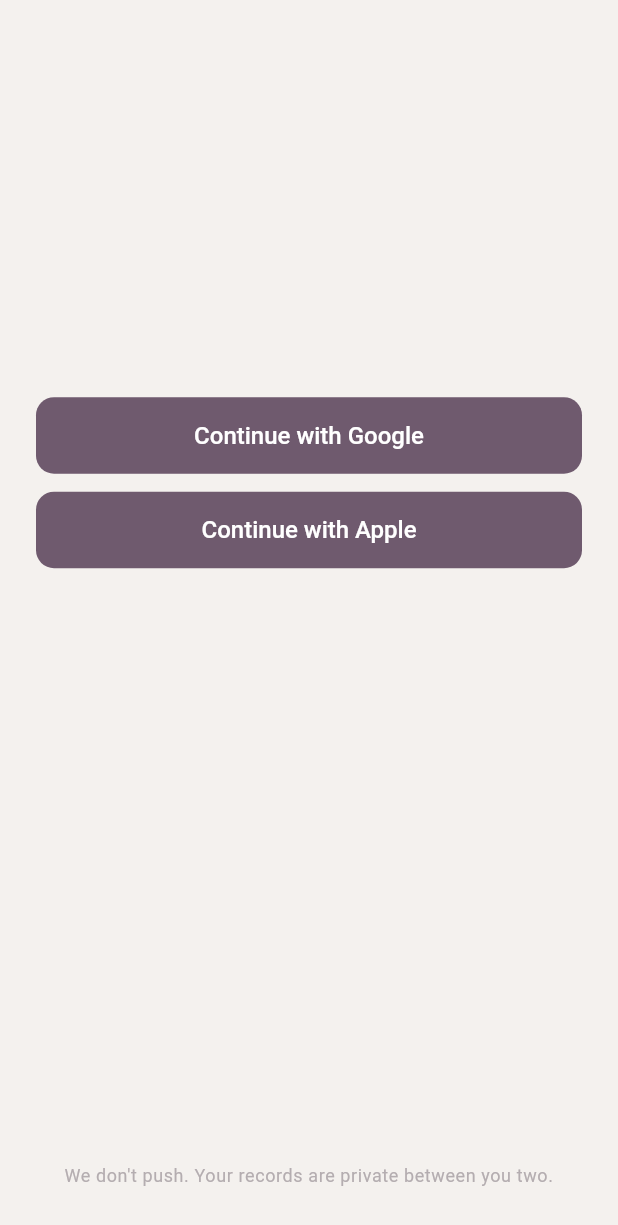
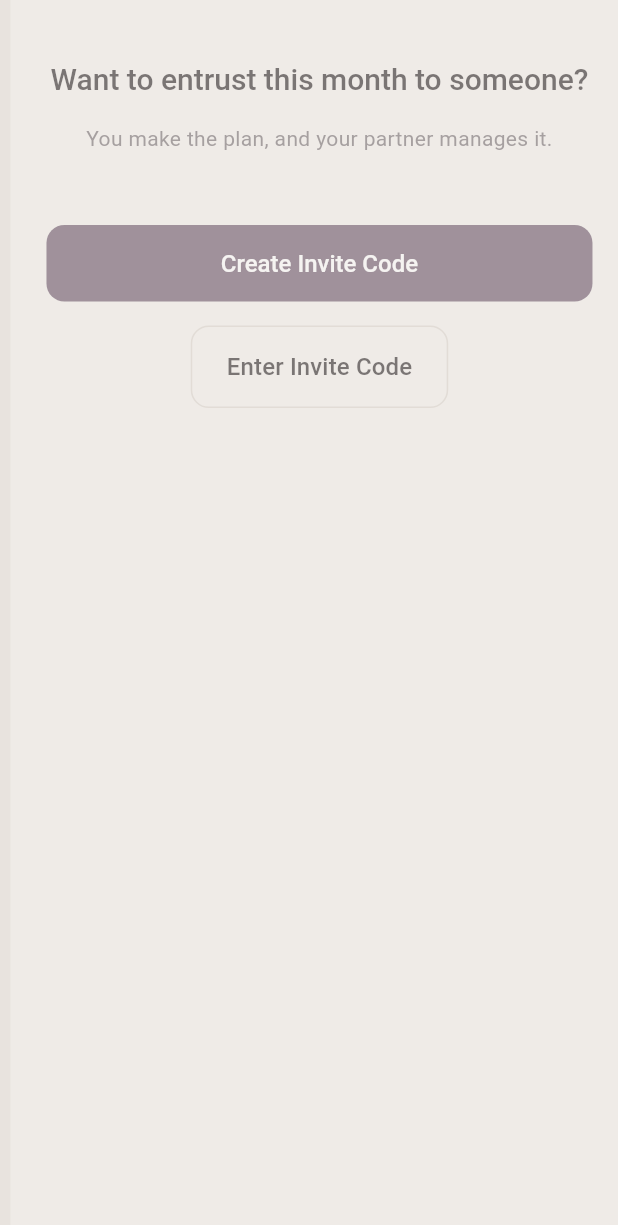
Before and after one commit to iplepine/nodtry, a Flutter app: the screen it shows after launch, after a tap on "Continue with Google", on a phone screen of 412 x 824 dp. Shown: the top 1225 px of the screen. Run offline on Flutter 3.47's test engine with Material 3 defaults, Android fonts, the light colour scheme and no system bars.

Commit message:
feat: Connect 화면 구현 및 스플래시-로그인 통합
- Connect 화면 구현
  - 초대 코드 생성/입력 기능
  - 연결 대기 상태 UI
  - 신뢰 형성 중심 디자인
  - 다국어 지원 (영어/한국어)

- 스플래시-로그인 화면 통합
  - 두 단계 화면 전환 제거
  - 메시지 위로 슬라이드 애니메이션
  - 로그인 버튼 아래에서 슬라이드 애니메이션
  - 부드러운 easing curve 적용 (2초 애니메이션)

- 다국어 문자열 추가
  - Connect 화면 관련 모든 텍스트
  - 초대 코드, 연결 요청 등

- 애니메이션 개선
  - easeOutCubic, easeInOut 적용
  - 자연스러운 타이밍 조정

```diff
--- a/lib/l10n/app_en.arb
+++ b/lib/l10n/app_en.arb
@@ -19,5 +19,53 @@
   "privacyMessage": "We don't push. Your records are private between you two.",
   "@privacyMessage": {
     "description": "Privacy message shown at bottom of login screen"
+  },
+  "connectHeadline": "Want to entrust this month to someone?",
+  "@connectHeadline": {
+    "description": "Headline on connect screen"
+  },
+  "connectSubtitle": "You make the plan, and your partner manages it.",
+  "@connectSubtitle": {
+    "description": "Subtitle on connect screen"
+  },
+  "createInviteCode": "Create Invite Code",
+  "@createInviteCode": {
+    "description": "Button to create invite code"
+  },
+  "enterInviteCode": "Enter Invite Code",
+  "@enterInviteCode": {
+    "description": "Button to enter invite code"
+  },
+  "inviteCode": "Invite Code",
+  "@inviteCode": {
+    "description": "Label for invite code"
+  },
+  "copyCode": "Copy",
+  "@copyCode": {
+    "description": "Button to copy code"
+  },
+  "shareCode": "Share",
+  "@shareCode": {
+    "description": "Button to share code"
+  },
+  "codeCopied": "Code copied",
+  "@codeCopied": {
+    "description": "Message when code is copied"
+  },
+  "codeShareMessage": "Share this code with your partner",
+  "@codeShareMessage": {
+    "description": "Message below invite code"
+  },
+  "enterCodeBelow": "Enter the code below",
+  "@enterCodeBelow": {
+    "description": "Instruction to enter code"
+  },
+  "sendConnectionRequest": "Send Connection Request",
+  "@sendConnectionRequest": {
+    "description": "Button to send connection request"
+  },
+  "waitingForConnection": "Your partner is reviewing the connection",
+  "@waitingForConnection": {
+    "description": "Message while waiting for connection"
   }
 }
--- a/lib/l10n/app_localizations.dart
+++ b/lib/l10n/app_localizations.dart
@@ -127,6 +127,78 @@
   /// In en, this message translates to:
   /// **'We don\'t push. Your records are private between you two.'**
   String get privacyMessage;
+
+  /// Headline on connect screen
+  ///
+  /// In en, this message translates to:
+  /// **'Want to entrust this month to someone?'**
+  String get connectHeadline;
+
+  /// Subtitle on connect screen
+  ///
+  /// In en, this message translates to:
+  /// **'You make the plan, and your partner manages it.'**
+  String get connectSubtitle;
+
+  /// Button to create invite code
+  ///
+  /// In en, this message translates to:
+  /// **'Create Invite Code'**
+  String get createInviteCode;
+
+  /// Button to enter invite code
+  ///
+  /// In en, this message translates to:
+  /// **'Enter Invite Code'**
+  String get enterInviteCode;
+
+  /// Label for invite code
+  ///
+  /// In en, this message translates to:
+  /// **'Invite Code'**
+  String get inviteCode;
+
+  /// Button to copy code
+  ///
+  /// In en, this message translates to:
+  /// **'Copy'**
+  String get copyCode;
+
+  /// Button to share code
+  ///
+  /// In en, this message translates to:
+  /// **'Share'**
+  String get shareCode;
+
+  /// Message when code is copied
+  ///
+  /// In en, this message translates to:
+  /// **'Code copied'**
+  String get codeCopied;
+
+  /// Message below invite code
+  ///
+  /// In en, this message translates to:
+  /// **'Share this code with your partner'**
+  String get codeShareMessage;
+
+  /// Instruction to enter code
+  ///
+  /// In en, this message translates to:
+  /// **'Enter the code below'**
+  String get enterCodeBelow;
+
+  /// Button to send connection request
+  ///
+  /// In en, this message translates to:
+  /// **'Send Connection Request'**
+  String get sendConnectionRequest;
+
+  /// Message while waiting for connection
+  ///
+  /// In en, this message translates to:
+  /// **'Your partner is reviewing the connection'**
+  String get waitingForConnection;
 }
 
 class _AppLocalizationsDelegate
--- a/lib/l10n/app_localizations_en.dart
+++ b/lib/l10n/app_localizations_en.dart
@@ -23,4 +23,41 @@
   @override
   String get privacyMessage =>
       'We don\'t push. Your records are private between you two.';
+
+  @override
+  String get connectHeadline => 'Want to entrust this month to someone?';
+
+  @override
+  String get connectSubtitle =>
+      'You make the plan, and your partner manages it.';
+
+  @override
+  String get createInviteCode => 'Create Invite Code';
+
+  @override
+  String get enterInviteCode => 'Enter Invite Code';
+
+  @override
+  String get inviteCode => 'Invite Code';
+
+  @override
+  String get copyCode => 'Copy';
+
+  @override
+  String get shareCode => 'Share';
+
+  @override
+  String get codeCopied => 'Code copied';
+
+  @override
+  String get codeShareMessage => 'Share this code with your partner';
+
+  @override
+  String get enterCodeBelow => 'Enter the code below';
+
+  @override
+  String get sendConnectionRequest => 'Send Connection Request';
+
+  @override
+  String get waitingForConnection => 'Your partner is reviewing the connection';
 }
--- /dev/null
+++ b/lib/screens/connect_screen.dart
@@ -0,0 +1,364 @@
+import 'package:flutter/material.dart';
+import 'package:flutter/services.dart';
+import '../l10n/app_localizations.dart';
+import '../theme/app_colors.dart';
+import '../widgets/primary_button.dart';
+
+enum ConnectState {
+  initial, // 초기 상태 - 코드 생성/입력 선택
+  codeGenerated, // 코드 생성됨 (초대자)
+  codeEntered, // 코드 입력됨 (참여자)
+  waiting, // 연결 대기 중
+  connected, // 연결 완료
+}
+
+class ConnectScreen extends StatefulWidget {
+  const ConnectScreen({super.key});
+
+  @override
+  State<ConnectScreen> createState() => _ConnectScreenState();
+}
+
+class _ConnectScreenState extends State<ConnectScreen> {
+  ConnectState _state = ConnectState.initial;
+  String _inviteCode = '';
+  final List<TextEditingController> _codeControllers = List.generate(
+    6,
+    (index) => TextEditingController(),
+  );
+  final List<FocusNode> _focusNodes = List.generate(6, (index) => FocusNode());
+
+  @override
+  void dispose() {
+    for (var controller in _codeControllers) {
+      controller.dispose();
+    }
+    for (var node in _focusNodes) {
+      node.dispose();
+    }
+    super.dispose();
+  }
+
+  void _generateCode() {
+    // 6자리 코드 생성 (숫자/영문)
+    const chars = '0123456789ABCDEFGHIJKLMNOPQRSTUVWXYZ';
+    final random = DateTime.now().millisecondsSinceEpoch;
+    final code = List.generate(6, (index) {
+      return chars[(random + index) % chars.length];
+    }).join();
+
+    setState(() {
+      _inviteCode = code;
+      _state = ConnectState.codeGenerated;
+    });
+  }
+
+  void _copyCode() {
+    Clipboard.setData(ClipboardData(text: _inviteCode));
+    ScaffoldMessenger.of(context).showSnackBar(
+      SnackBar(
+        content: Text(AppLocalizations.of(context)!.codeCopied),
+        duration: const Duration(seconds: 1),
+        backgroundColor: AppColors.surface,
+        behavior: SnackBarBehavior.floating,
+      ),
+    );
+  }
+
+  void _shareCode() {
+    // TODO: 공유 기능 구현
+    _copyCode();
+  }
+
+  void _onCodeChanged(int index, String value) {
+    if (value.isNotEmpty && index < 5) {
+      _focusNodes[index + 1].requestFocus();
+    }
+
+    // 모든 칸이 채워지면 연결 요청
+    if (_codeControllers.every((controller) => controller.text.isNotEmpty)) {
+      final enteredCode = _codeControllers.map((c) => c.text).join();
+      _submitCode(enteredCode);
+    }
+  }
+
+  void _submitCode(String code) {
+    setState(() {
+      _state = ConnectState.codeEntered;
+    });
+
+    // TODO: 서버에 연결 요청 전송
+    Future.delayed(const Duration(seconds: 1), () {
+      if (mounted) {
+        setState(() {
+          _state = ConnectState.waiting;
+        });
+      }
+    });
+  }
+
+  void _connectManually() {
+    final code = _codeControllers.map((c) => c.text).join();
+    if (code.length == 6) {
+      _submitCode(code);
+    }
+  }
+
+  @override
+  Widget build(BuildContext context) {
+    return Scaffold(
+      backgroundColor: AppColors.background,
+      body: SafeArea(
+        child: SingleChildScrollView(
+          padding: const EdgeInsets.symmetric(horizontal: 24),
+          child: Column(
+            crossAxisAlignment: CrossAxisAlignment.stretch,
+            children: [
+              const SizedBox(height: 40),
+
+              // 메인 메시지 영역
+              _buildMessageSection(),
+
+              const SizedBox(height: 48),
+
+              // 초기 상태: 코드 생성/입력 선택
+              if (_state == ConnectState.initial) _buildInitialOptions(),
+
+              // 코드 생성됨: 코드 표시
+              if (_state == ConnectState.codeGenerated) _buildCodeCard(),
+
+              // 코드 입력: 입력 필드
+              if (_state == ConnectState.codeEntered) _buildCodeInput(),
+
+              // 연결 대기 중
+              if (_state == ConnectState.waiting) _buildWaitingState(),
+
+              const SizedBox(height: 40),
+            ],
+          ),
+        ),
+      ),
+    );
+  }
+
+  Widget _buildMessageSection() {
+    return Column(
+      children: [
+        Text(
+          AppLocalizations.of(context)!.connectHeadline,
+          style: Theme.of(context).textTheme.headlineMedium?.copyWith(
+                color: AppColors.textPrimary,
+                fontWeight: FontWeight.w500,
+              ),
+          textAlign: TextAlign.center,
+        ),
+        const SizedBox(height: 16),
+        Text(
+          AppLocalizations.of(context)!.connectSubtitle,
+          style: Theme.of(context).textTheme.bodyMedium?.copyWith(
+                color: AppColors.textSecondary,
+              ),
+          textAlign: TextAlign.center,
+        ),
+      ],
+    );
+  }
+
+  Widget _buildInitialOptions() {
+    return Column(
+      children: [
+        PrimaryButton(
+          text: AppLocalizations.of(context)!.createInviteCode,
+          onPressed: _generateCode,
+        ),
+        const SizedBox(height: 16),
+        OutlinedButton(
+          onPressed: () {
+            setState(() {
+              _state = ConnectState.codeEntered;
+            });
+          },
+          style: OutlinedButton.styleFrom(
+            foregroundColor: AppColors.textPrimary,
+            side: BorderSide(color: AppColors.divider),
+            padding: const EdgeInsets.symmetric(horizontal: 24, vertical: 16),
+            shape: RoundedRectangleBorder(
+              borderRadius: BorderRadius.circular(12),
+            ),
+          ),
+          child: Text(
+            AppLocalizations.of(context)!.enterInviteCode,
+            style: const TextStyle(
+              fontSize: 16,
+              fontWeight: FontWeight.w500,
+            ),
+          ),
+        ),
+      ],
+    );
+  }
+
+  Widget _buildCodeCard() {
+    return Container(
+      padding: const EdgeInsets.all(24),
+      decoration: BoxDecoration(
+        color: AppColors.surface,
+        borderRadius: BorderRadius.circular(16),
+      ),
+      child: Column(
+        children: [
+          Text(
+            AppLocalizations.of(context)!.inviteCode,
+            style: Theme.of(context).textTheme.bodyMedium?.copyWith(
+                  color: AppColors.textSecondary,
+                ),
+          ),
+          const SizedBox(height: 16),
+          // 코드 표시
+          Text(
+            _inviteCode,
+            style: Theme.of(context).textTheme.displaySmall?.copyWith(
+                  color: AppColors.primary,
+                  fontWeight: FontWeight.w600,
+                  letterSpacing: 4,
+                ),
+          ),
+          const SizedBox(height: 24),
+          Row(
+            children: [
+              Expanded(
+                child: OutlinedButton.icon(
+                  onPressed: _copyCode,
+                  icon: const Icon(Icons.copy, size: 18),
+                  label: Text(AppLocalizations.of(context)!.copyCode),
+                  style: OutlinedButton.styleFrom(
+                    foregroundColor: AppColors.textPrimary,
+                    side: BorderSide(color: AppColors.divider),
+                    padding: const EdgeInsets.symmetric(vertical: 12),
+                    shape: RoundedRectangleBorder(
+                      borderRadius: BorderRadius.circular(12),
+                    ),
+                  ),
+                ),
+              ),
+              const SizedBox(width: 12),
+              Expanded(
+                child: ElevatedButton.icon(
+                  onPressed: _shareCode,
+                  icon: const Icon(Icons.share, size: 18),
+                  label: Text(AppLocalizations.of(context)!.shareCode),
+                  style: ElevatedButton.styleFrom(
+                    backgroundColor: AppColors.primary,
+                    foregroundColor: Colors.white,
+                    elevation: 0,
+                    padding: const EdgeInsets.symmetric(vertical: 12),
+                    shape: RoundedRectangleBorder(
+                      borderRadius: BorderRadius.circular(12),
+                    ),
+                  ),
+                ),
+              ),
+            ],
+          ),
+          const SizedBox(height: 16),
+          Text(
+            AppLocalizations.of(context)!.codeShareMessage,
+            style: Theme.of(context).textTheme.bodySmall?.copyWith(
+                  color: AppColors.textSecondary,
+                ),
+            textAlign: TextAlign.center,
+          ),
+        ],
+      ),
+    );
+  }
+
+  Widget _buildCodeInput() {
+    return Column(
+      children: [
+        Text(
+          AppLocalizations.of(context)!.enterCodeBelow,
+          style: Theme.of(context).textTheme.bodyMedium?.copyWith(
+                color: AppColors.textSecondary,
+              ),
+          textAlign: TextAlign.center,
+        ),
+        const SizedBox(height: 24),
+        // 6칸 코드 입력 필드
+        Row(
+          mainAxisAlignment: MainAxisAlignment.spaceBetween,
+          children: List.generate(6, (index) {
+            return SizedBox(
+              width: 48,
+              child: TextField(
+                controller: _codeControllers[index],
+                focusNode: _focusNodes[index],
+                textAlign: TextAlign.center,
+                maxLength: 1,
+                style: Theme.of(context).textTheme.headlineMedium?.copyWith(
+                      color: AppColors.textPrimary,
+                      fontWeight: FontWeight.w600,
+                    ),
+                decoration: InputDecoration(
+                  counterText: '',
+                  filled: true,
+                  fillColor: AppColors.surface,
+                  border: OutlineInputBorder(
+                    borderRadius: BorderRadius.circular(12),
+                    borderSide: BorderSide(color: AppColors.divider),
+                  ),
+                  enabledBorder: OutlineInputBorder(
+                    borderRadius: BorderRadius.circular(12),
+                    borderSide: BorderSide(color: AppColors.divider),
+                  ),
+                  focusedBorder: OutlineInputBorder(
+                    borderRadius: BorderRadius.circular(12),
+                    borderSide: BorderSide(color: AppColors.primary, width: 2),
+                  ),
+                ),
+                onChanged: (value) => _onCodeChanged(index, value),
+                keyboardType: TextInputType.text,
+                textCapitalization: TextCapitalization.characters,
+              ),
+            );
+          }),
+        ),
+        const SizedBox(height: 32),
+        PrimaryButton(
+          text: AppLocalizations.of(context)!.sendConnectionRequest,
+          onPressed: _connectManually,
+        ),
+      ],
+    );
+  }
+
+  Widget _buildWaitingState() {
+    return Container(
+      padding: const EdgeInsets.all(32),
+      decoration: BoxDecoration(
+        color: AppColors.surface,
+        borderRadius: BorderRadius.circular(16),
+      ),
+      child: Column(
+        children: [
+          SizedBox(
+            width: 40,
+            height: 40,
+            child: CircularProgressIndicator(
+              strokeWidth: 3,
+              valueColor: AlwaysStoppedAnimation<Color>(AppColors.primary),
+            ),
+          ),
+          const SizedBox(height: 24),
+          Text(
+            AppLocalizations.of(context)!.waitingForConnection,
+            style: Theme.of(context).textTheme.bodyLarge?.copyWith(
+                  color: AppColors.textPrimary,
+                ),
+            textAlign: TextAlign.center,
+          ),
+        ],
+      ),
+    );
+  }
+}
--- a/lib/screens/splash_screen.dart
+++ b/lib/screens/splash_screen.dart
@@ -1,7 +1,8 @@
 import 'package:flutter/material.dart';
 import '../l10n/app_localizations.dart';
 import '../theme/app_colors.dart';
-import 'login_screen.dart';
+import '../widgets/primary_button.dart';
+import 'connect_screen.dart';
 
 class SplashScreen extends StatefulWidget {
   const SplashScreen({super.key});
@@ -14,26 +15,61 @@
     with SingleTickerProviderStateMixin {
   late AnimationController _controller;
   late Animation<double> _fadeAnimation;
+  late Animation<Offset> _messageSlideAnimation;
+  late Animation<Offset> _buttonSlideAnimation;
+  late Animation<double> _buttonFadeAnimation;
+
+  bool _isGoogleLoading = false;
+  bool _isAppleLoading = false;
 
   @override
   void initState() {
     super.initState();
     _controller = AnimationController(
-      duration: const Duration(milliseconds: 800),
+      duration: const Duration(milliseconds: 2000), // 2초로 증가
       vsync: this,
     );
 
+    // 메시지 페이드 인 (더 부드럽게)
     _fadeAnimation = Tween<double>(
       begin: 0.0,
       end: 1.0,
     ).animate(CurvedAnimation(
       parent: _controller,
-      curve: Curves.easeIn,
+      curve: const Interval(0.0, 0.6, curve: Curves.easeInOut), // easeInOut으로 변경
     ));
 
+    // 메시지 위로 슬라이드 (더 부드러운 움직임)
+    _messageSlideAnimation = Tween<Offset>(
+      begin: const Offset(0, 0.2), // 이동 거리 줄임
+      end: Offset.zero,
+    ).animate(CurvedAnimation(
+      parent: _controller,
+      curve: const Interval(0.0, 0.7, curve: Curves.easeOutCubic), // easeOutCubic으로 변경
+    ));
+
+    // 버튼 아래에서 슬라이드 (더 부드러운 움직임)
+    _buttonSlideAnimation = Tween<Offset>(
+      begin: const Offset(0, 0.3), // 이동 거리 줄임
+      end: Offset.zero,
+    ).animate(CurvedAnimation(
+      parent: _controller,
+      curve: const Interval(0.5, 1.0, curve: Curves.easeOutCubic), // easeOutCubic으로 변경, 시작 지연
+    ));
+
+    // 버튼 페이드 인 (더 부드럽게)
+    _buttonFadeAnimation = Tween<double>(
+      begin: 0.0,
+      end: 1.0,
+    ).animate(CurvedAnimation(
+      parent: _controller,
+      curve: const Interval(0.5, 1.0, curve: Curves.easeInOut), // easeInOut으로 변경, 시작 지연
+    ));
+
+    // 애니메이션 시작
     _controller.forward();
 
-    // 자동 로그인 시도 (임시로 2초 후 로그인 화면으로 이동)
+    // 자동 로그인 시도 (임시로 2초 후 체크)
     // TODO: 실제 자동 로그인 로직 구현
     Future.delayed(const Duration(seconds: 2), () {
       if (mounted) {
@@ -48,22 +84,51 @@
     // - 커플 연결 여부 확인
     // - 다음 화면으로 이동
 
-    // 임시: 로그인 화면으로 이동
+    // 임시: 로그인되지 않은 상태로 가정
+    // 로그인 화면은 이미 표시됨
+  }
+
+  Future<void> _handleGoogleLogin() async {
+    setState(() {
+      _isGoogleLoading = true;
+    });
+
+    // TODO: Google 로그인 로직 구현
+    await Future.delayed(const Duration(seconds: 1));
+
     if (mounted) {
+      setState(() {
+        _isGoogleLoading = false;
+      });
+      // TODO: 로그인 성공 후 다음 화면으로 이동
+      _navigateToNext();
+    }
+  }
+
+  Future<void> _handleAppleLogin() async {
+    setState(() {
+      _isAppleLoading = true;
+    });
+
+    // TODO: Apple 로그인 로직 구현
+    await Future.delayed(const Duration(seconds: 1));
+
+    if (mounted) {
+      setState(() {
+        _isAppleLoading = false;
+      });
+      // TODO: 로그인 성공 후 다음 화면으로 이동
+      _navigateToNext();
+    }
+  }
+
+  void _navigateToNext() {
+    // TODO: 커플 연결 여부 확인 후 적절한 화면으로 이동
     Navigator.of(context).pushReplacement(
-        PageRouteBuilder(
-          pageBuilder: (context, animation, secondaryAnimation) =>
-              const LoginScreen(),
-          transitionDuration: const Duration(milliseconds: 200),
-          transitionsBuilder: (context, animation, secondaryAnimation, child) {
-            return FadeTransition(
-              opacity: animation,
-              child: child,
-            );
-          },
+      MaterialPageRoute(
+        builder: (context) => const ConnectScreen(),
       ),
     );
-    }
   }
 
   @override
@@ -75,33 +140,42 @@
   @override
   Widget build(BuildContext context) {
     return Scaffold(
-      backgroundColor: AppColors.background, // Warm Stone (#F4F1EE)
-      body: Center(
+      backgroundColor: AppColors.background,
+      body: SafeArea(
+        child: Padding(
+          padding: const EdgeInsets.symmetric(horizontal: 24),
+          child: Column(
+            children: [
+              // 상단 여백
+              const Spacer(flex: 2),
+
+              // 메시지 영역 (위로 애니메이션)
+              SlideTransition(
+                position: _messageSlideAnimation,
                 child: FadeTransition(
                   opacity: _fadeAnimation,
                   child: Column(
-            mainAxisAlignment: MainAxisAlignment.center,
                     children: [
-              // 로고 영역 (Soft Stone 배경)
+                      // 로고 영역
                       Container(
                         width: 80,
                         height: 80,
                         decoration: BoxDecoration(
-                  color: AppColors.surface, // Soft Stone (#E8E3DE)
+                          color: AppColors.surface,
                           borderRadius: BorderRadius.circular(16),
                         ),
                         child: Icon(
                           Icons.favorite_outline,
                           size: 40,
-                  color: AppColors.primary, // Smoky Plum (#6F5A6E)
+                          color: AppColors.primary,
                         ),
                       ),
                       const SizedBox(height: 24),
-              // 태그라인 (Text Secondary)
+                      // 태그라인
                       Text(
                         AppLocalizations.of(context)!.splashTagline,
                         style: Theme.of(context).textTheme.bodyMedium?.copyWith(
-                      color: AppColors.textSecondary, // #7A7377
+                              color: AppColors.textSecondary,
                               fontSize: 16,
                             ),
                         textAlign: TextAlign.center,
@@ -110,6 +184,56 @@
                   ),
                 ),
               ),
+
+              // 중간 여백
+              const Spacer(flex: 1),
+
+              // 로그인 버튼 영역 (아래에서 애니메이션)
+              SlideTransition(
+                position: _buttonSlideAnimation,
+                child: FadeTransition(
+                  opacity: _buttonFadeAnimation,
+                  child: Column(
+                    children: [
+                      PrimaryButton(
+                        text: AppLocalizations.of(context)!.loginWithGoogle,
+                        onPressed: _handleGoogleLogin,
+                        isLoading: _isGoogleLoading,
+                      ),
+                      const SizedBox(height: 12),
+                      PrimaryButton(
+                        text: AppLocalizations.of(context)!.loginWithApple,
+                        onPressed: _handleAppleLogin,
+                        isLoading: _isAppleLoading,
+                      ),
+                    ],
+                  ),
+                ),
+              ),
+
+              // 하단: 신뢰 메시지
+              const Spacer(flex: 2),
+              SlideTransition(
+                position: _buttonSlideAnimation,
+                child: FadeTransition(
+                  opacity: _buttonFadeAnimation,
+                  child: Padding(
+                    padding: const EdgeInsets.only(bottom: 32),
+                    child: Text(
+                      AppLocalizations.of(context)!.privacyMessage,
+                      style: Theme.of(context).textTheme.bodySmall?.copyWith(
+                            color: AppColors.textDisabled,
+                            fontSize: 12,
+                          ),
+                      textAlign: TextAlign.center,
+                    ),
+                  ),
+                ),
+              ),
+            ],
+          ),
+        ),
+      ),
     );
   }
 }
```
Also changed, not shown: lib/l10n/app_ko.arb (+13 -1 lines), lib/l10n/app_localizations_ko.dart (+36 -0 lines). Lines whose indentation alone changed are shown as unchanged.
